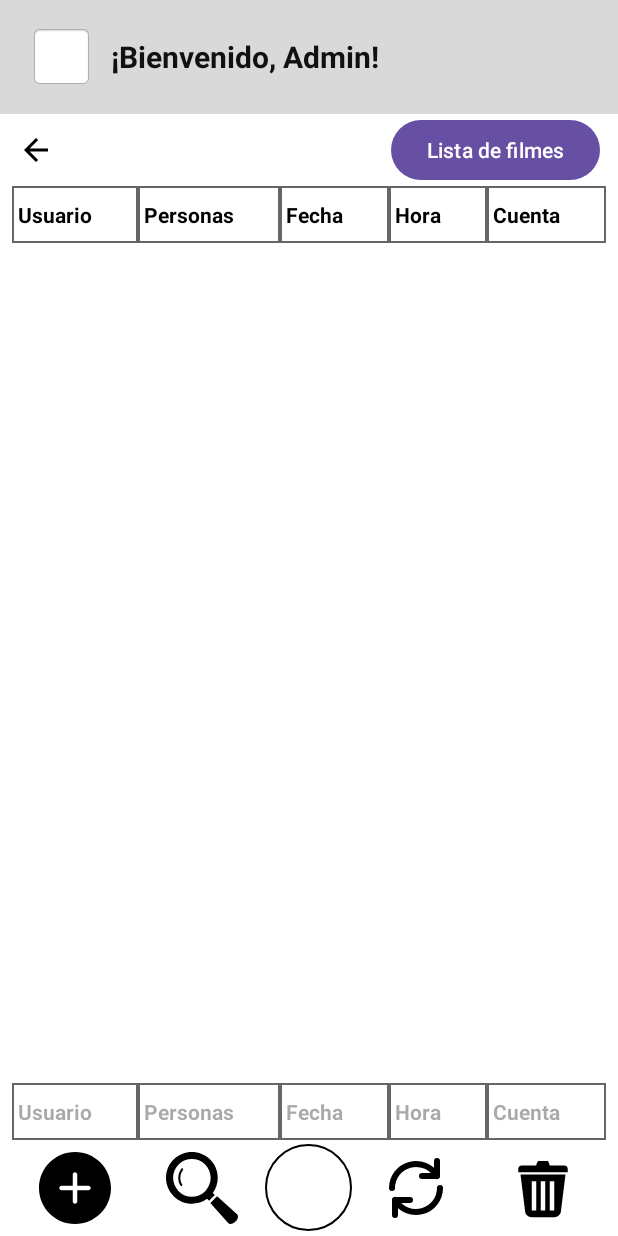
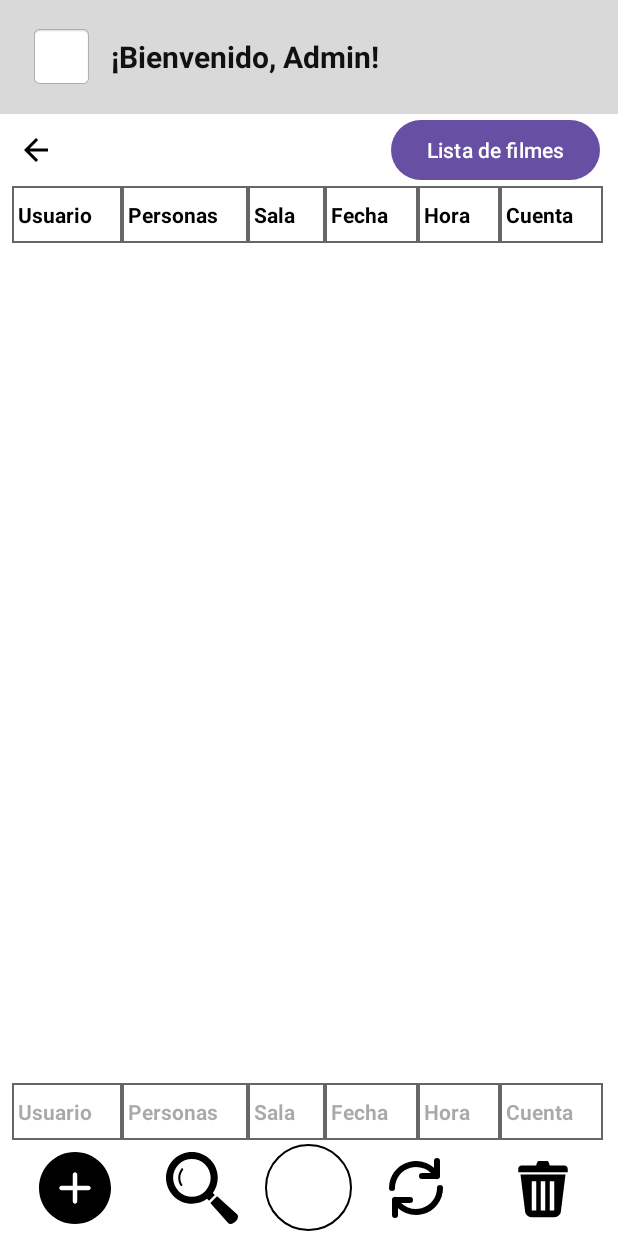
Before and after one commit to Sakrifit/ProyectoFinalKotlinUPB, an Android app: the Pagos screen opened directly, with no data from a screen before it, on a phone screen of 412 x 824 dp. Run offline under Robolectric (Android 15) with nearby library versions, the phone set to English and light mode, and no system bars; our stand-ins replace Firebase (no records; nobody signed in at launch, a user with empty details on screens opened directly).

Commit message:
Se hizo el codigo de la tabla de pagos en la interfaz de pagos para que tome los pagos ya hechos de la base de datos y los muestre

```diff
--- a/app/src/main/java/com/example/proyectofinal/Pagos.kt
+++ b/app/src/main/java/com/example/proyectofinal/Pagos.kt
@@ -8,6 +8,7 @@ import android.view.View
 import android.widget.AdapterView
 import android.widget.ArrayAdapter
 import android.widget.Button
+import android.widget.EditText
 import android.widget.ImageButton
 import android.widget.Spinner
 import android.widget.TableLayout
@@ -27,7 +28,46 @@ import com.google.firebase.database.Transaction
 import com.google.firebase.database.ValueEventListener
 import java.text.NumberFormat
 import java.util.Locale
+
+data class PagoItem(
+    val id: String = "",
+    val uid: String = "",
+    val usuario: String = "",
+    val personas: Int = 0,
+    val sala: Int = 0,
+    val fecha: String = "",
+    val hora: String = "",
+    val cuenta: Double = 0.0,
+    )
 class Pagos : AppCompatActivity() {
+
+    private lateinit var auth: FirebaseAuth
+    private val db = FirebaseDatabase
+        .getInstance("https://proyectofinalkotlinupb-default-rtdb.firebaseio.com/")
+        .reference
+
+    private lateinit var tvBienvenida: TextView
+    private lateinit var btnVolver: ImageButton
+    private lateinit var tablaPagos: TableLayout
+    private lateinit var btnListaFilmes: Button
+    private lateinit var etUsuario: EditText
+    private lateinit var etPersonas: EditText
+
+    private lateinit var etSala: EditText
+    private lateinit var etFecha: EditText
+    private lateinit var etHora: EditText
+    private lateinit var etCuenta: EditText
+    private lateinit var btnCrear: ImageButton
+    private lateinit var btnBuscar: ImageButton
+    private lateinit var btnActualizar: ImageButton
+    private lateinit var btnEliminar: ImageButton
+
+    private val listaPagos = mutableListOf<PagoItem>()
+    private var pagoSeleccionado: PagoItem? = null
+    private var nombreUsuarioActual: String = "Usuario"
+    private val formatoMoneda = NumberFormat.getCurrencyInstance(Locale("es", "CO")).apply {
+        maximumFractionDigits = 0
+    }
 
 
     override fun onCreate(savedInstanceState: Bundle?) {
@@ -39,5 +79,158 @@ class Pagos : AppCompatActivity() {
             v.setPadding(systemBars.left, systemBars.top, systemBars.right, systemBars.bottom)
             insets
         }
+
+        auth = FirebaseAuth.getInstance()
+
+        tvBienvenida = findViewById(R.id.tvBienvenida)
+        btnVolver = findViewById(R.id.btnVolver)
+        tablaPagos = findViewById(R.id.tablaPagos)
+        btnListaFilmes = findViewById(R.id.btnListaFilmes)
+        etUsuario = findViewById(R.id.etUsuario)
+        etPersonas = findViewById(R.id.etPersonas)
+        etSala = findViewById(R.id.etSala)
+        etFecha = findViewById(R.id.etFecha)
+        etHora = findViewById(R.id.etHora)
+        etCuenta = findViewById(R.id.etCuenta)
+        btnCrear = findViewById(R.id.btnCrear)
+        btnBuscar = findViewById(R.id.btnBuscar)
+        btnActualizar = findViewById(R.id.btnActualizar)
+        btnEliminar = findViewById(R.id.btnEliminar)
+
+        limpiarSeleccionPagos()
+        cargarNombreUsuario()
+        escucharPagos()
+
+        btnVolver.setOnClickListener {
+            auth.signOut()
+            val intent = Intent(this, MainActivity::class.java)
+            startActivity(intent)
+            finish()
+        }
+        btnListaFilmes.setOnClickListener {
+            val intent = Intent(this, InterfazAdmin::class.java)
+            startActivity(intent)
+            finish()
+        }
+
+    }
+    private fun limpiarSeleccionPagos() {
+        pagoSeleccionado = null
+        actualizarTablaPagos()
+    }
+    private fun actualizarTablaPagos() {
+        val totalFilas = tablaPagos.childCount
+        if (totalFilas > 1) {
+            tablaPagos.removeViews(1, totalFilas - 1)
+        }
+
+        for (pago in listaPagos) {
+            val fila = TableRow(this)
+            val esSeleccionada = pagoSeleccionado?.id == pago.id
+            fila.setBackgroundColor(if (esSeleccionada) Color.parseColor("#E3ECFF") else Color.WHITE)
+
+            fila.addView(crearCelda(pago.usuario))
+            fila.addView(crearCelda(pago.personas.toString()))
+            fila.addView(crearCelda(pago.sala.toString()))
+            fila.addView(crearCelda(pago.fecha))
+            fila.addView(crearCelda(pago.hora))
+            fila.addView(crearCelda(formatoMoneda.format(pago.cuenta)))
+
+            fila.setOnClickListener {
+                seleccionarPago(pago)
+            }
+
+            tablaPagos.addView(fila)
+        }
+    }
+    private fun cargarNombreUsuario() {
+        val user = auth.currentUser
+        if (user == null) {
+            tvBienvenida.text = "¡Bienvenido, Admin!"
+            return
+        }
+        tvBienvenida.text = "¡Bienvenido, Admin!"
+
+        db.child("usuarios").child(user.uid).child("nombre").get()
+            .addOnSuccessListener { snap ->
+                val nombreDb = snap.getValue(String::class.java)
+                if (!nombreDb.isNullOrBlank()) {
+                    nombreUsuarioActual = nombreDb
+                    tvBienvenida.text = "¡Bienvenido, Admin $nombreUsuarioActual!"
+                }
+            }
+    }
+    private fun crearCelda(texto: String): TextView {
+        return TextView(this).apply {
+            setTextAppearance(R.style.TablaCelda)
+            text = texto
+            gravity = Gravity.CENTER
+            setPadding(8, 12, 8, 12)
+        }
+    }
+    private fun seleccionarPago(pago: PagoItem) {
+        pagoSeleccionado = pago
+        actualizarTablaPagos()
+    }
+    private fun escucharPagos() {
+        db.child("pagos").addValueEventListener(object : ValueEventListener {
+            override fun onDataChange(snapshot: DataSnapshot) {
+                listaPagos.clear()
+
+                for (hijo in snapshot.children) {
+                    val id = hijo.key ?: continue
+                    val uid = hijo.child("uid").getValue(String::class.java) ?: ""
+                    val usuario = hijo.child("usuario").getValue(String::class.java) ?: "Sin usuario"
+                    val fecha = hijo.child("fecha").getValue(String::class.java) ?: ""
+                    val hora = hijo.child("hora").getValue(String::class.java) ?: ""
+                    val personas = when (val rawPersonas = hijo.child("personas").value) {
+                        is Long -> rawPersonas.toInt()
+                        is Int -> rawPersonas
+                        is String -> rawPersonas.toIntOrNull() ?: 0
+                        else -> 0
+                    }
+                    val sala = when (val rawSala = hijo.child("sala").value) {
+                        is Long -> rawSala.toInt()
+                        is Int -> rawSala
+                        is String -> rawSala.toIntOrNull() ?: 0
+                        else -> 0
+                    }
+                    val cuenta = when (val rawCuenta = hijo.child("cuenta").value) {
+                        is Long -> rawCuenta.toDouble()
+                        is Double -> rawCuenta
+                        is Int -> rawCuenta.toDouble()
+                        else -> 0.0
+                    }
+
+                    listaPagos.add(
+                        PagoItem(
+                            id = id,
+                            uid = uid,
+                            usuario = usuario,
+                            personas = personas,
+                            sala = sala,
+                            fecha = fecha,
+                            hora = hora,
+                            cuenta = cuenta
+                        )
+                    )
+                }
+
+                // Mantiene sincronizado el pago seleccionado si sigue existiendo
+                pagoSeleccionado?.let { actual ->
+                    pagoSeleccionado = listaPagos.find { it.id == actual.id }
+                }
+
+                actualizarTablaPagos()
+            }
+
+            override fun onCancelled(error: DatabaseError) {
+                Toast.makeText(
+                    this@Pagos,
+                    "Error al cargar pagos: ${error.message}",
+                    Toast.LENGTH_SHORT
+                ).show()
+            }
+        })
     }
 }
--- a/app/src/main/res/layout/activity_pagos.xml
+++ b/app/src/main/res/layout/activity_pagos.xml
@@ -80,6 +80,7 @@
             <TableRow android:background="#FFFFFF">
                 <TextView style="@style/TablaEncabezado" android:text="Usuario" />
                 <TextView style="@style/TablaEncabezado" android:text="Personas" />
+                <TextView style="@style/TablaEncabezado" android:text="Sala" />
                 <TextView style="@style/TablaEncabezado" android:text="Fecha" />
                 <TextView style="@style/TablaEncabezado" android:text="Hora" />
                 <TextView style="@style/TablaEncabezado" android:text="Cuenta" />
@@ -105,6 +106,8 @@
                     android:id="@+id/etUsuario"/>
                 <EditText style="@style/TablaEncabezado" android:hint="Personas"
                     android:id="@+id/etPersonas"/>
+                <EditText style="@style/TablaEncabezado" android:hint="Sala"
+                    android:id="@+id/etSala"/>
                 <EditText style="@style/TablaEncabezado" android:hint="Fecha"
                     android:id="@+id/etFecha"/>
                 <EditText style="@style/TablaEncabezado" android:hint="Hora"
@@ -140,7 +143,7 @@
             android:contentDescription="Buscar"
             android:scaleType="centerInside"
             android:src="@drawable/magnifying_glass_8_svgrepo_com" />
-        <TextView android:id="@+id/btnAccionCentral" style="@style/AccionCentral" android:text="" />
+        <TextView android:id="@+id/tvLogo" style="@style/AccionCentral" android:text="" />
         <ImageButton
             android:id="@+id/btnActualizar"
             android:layout_width="0dp"
```
Also changed, not shown: app/src/main/java/com/example/proyectofinal/InterfazUsuario.kt (+2 -5 lines).
